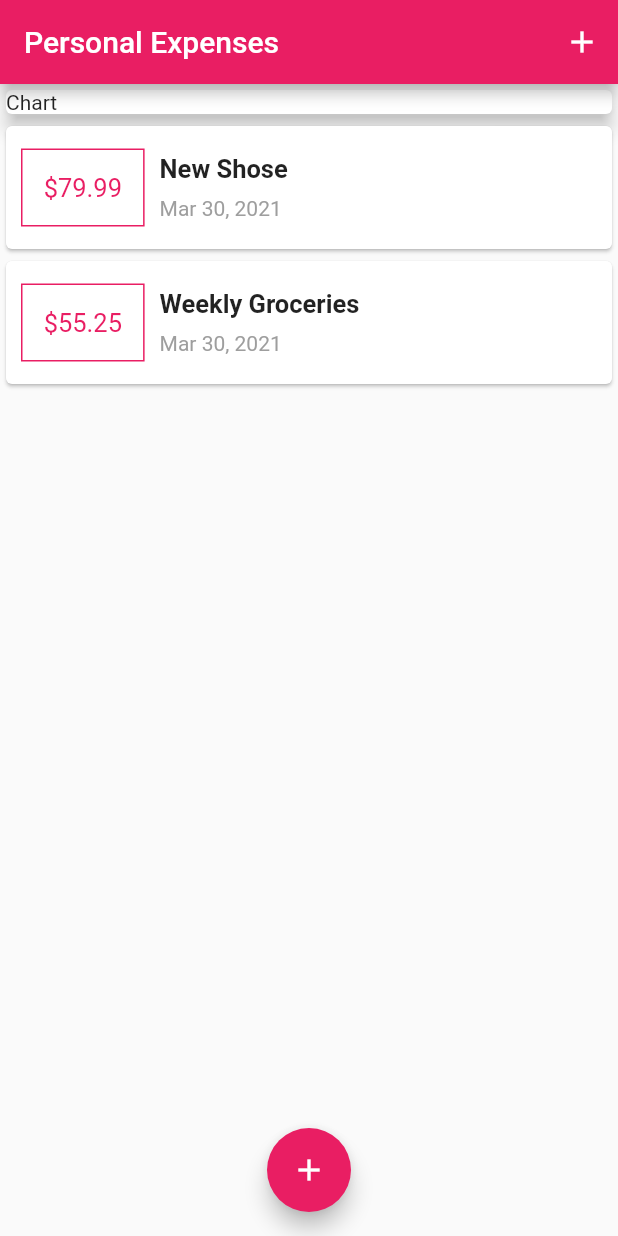
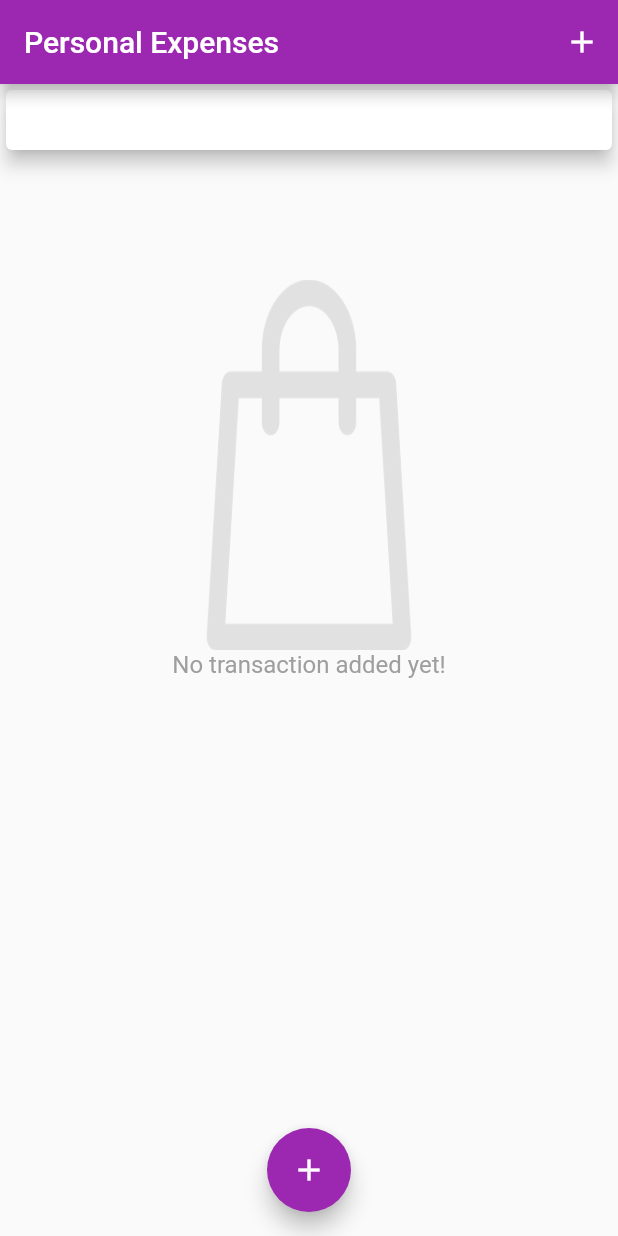
Before and after one commit to Mohamed221999/Expenses-Planner-App-, a Flutter app: the screen it shows after launch, on a phone screen of 412 x 824 dp. Run offline on Flutter 3.47's test engine with Material 2 defaults, Android fonts, the phone set to English and light mode, and no system bars.

Commit message:
start chart

```diff
--- a/lib/main.dart
+++ b/lib/main.dart
@@ -10,9 +10,9 @@ class MyApp extends StatelessWidget {
   Widget build(BuildContext context) {
     return MaterialApp(
       debugShowCheckedModeBanner: false,
-      title: 'Flutter Demo',
+      title: 'Personal Expenses',
       theme: ThemeData(
-        primarySwatch: Colors.pink,
+        primarySwatch: Colors.purple,
       ),
       home: MyHomePage(),
     );
--- a/lib/page_home.dart
+++ b/lib/page_home.dart
@@ -2,6 +2,7 @@ import 'package:flutter/material.dart';
 import 'package:personal_expenses/widgets/new_transaction.dart';
 import 'package:personal_expenses/widgets/transaction_list.dart';
 import './models/transaction.dart';
+import './widgets/chart.dart';
 
 class MyHomePage extends StatefulWidget {
   @override
@@ -9,16 +10,7 @@ class MyHomePage extends StatefulWidget {
 }
 
 class _MyHomePageState extends State<MyHomePage> {
-  final List<Transaction> _userTransaction = [
-    //list of transaction
-    Transaction(
-        id: 't1', title: 'New Shose', amount: 79.99, date: DateTime.now()),
-    Transaction(
-        id: 't2',
-        title: 'Weekly Groceries',
-        amount: 55.25,
-        date: DateTime.now()),
-  ];
+  final List<Transaction> _userTransaction = [];
   //================================add Transaction
   void _addNewTransaction(String txtitle, double txamount) {
     final newTx = Transaction(
@@ -30,6 +22,10 @@ class _MyHomePageState extends State<MyHomePage> {
     setState(() {
       _userTransaction.add(newTx);
     });
+  }
+
+  List<Transaction> get recentTransaction {
+
   }
 
 //====================================show transaction sheet
@@ -57,9 +53,11 @@ class _MyHomePageState extends State<MyHomePage> {
       ),
       appBar: AppBar(
         actions: [
-          IconButton(icon: Icon(Icons.add), onPressed: () {
-            _startAddNewTransaction(context);
-          }),
+          IconButton(
+              icon: Icon(Icons.add),
+              onPressed: () {
+                _startAddNewTransaction(context);
+              }),
         ],
         title: Text('Personal Expenses'),
       ),
@@ -68,7 +66,7 @@ class _MyHomePageState extends State<MyHomePage> {
         Container(
           width: double.infinity,
           child: Card(
-            child: Text('Chart'),
+            child: Chart(),
             elevation: 5,
           ),
         ),
--- /dev/null
+++ b/lib/widgets/chart.dart
@@ -0,0 +1,41 @@
+import 'package:flutter/material.dart';
+import 'package:personal_expenses/models/transaction.dart';
+import 'package:intl/intl.dart';
+
+class Chart extends StatelessWidget {
+  final List<Transaction> recentTransaction;
+  Chart({this.recentTransaction});
+
+  List<Map<String, Object>> get groupedTransactionValues {
+    return List.generate(7, (index) {
+      final weekDay = DateTime.now().subtract(
+        Duration(days: index),
+      );
+      double sum = 0.0;
+
+      for (int i = 0; i < recentTransaction.length; i++) {
+        if (recentTransaction[i].date.day == weekDay.day &&
+            recentTransaction[i].date.month == weekDay.month &&
+            recentTransaction[i].date.year == weekDay.year) {
+          sum = sum + recentTransaction[i].amount;
+        }
+      }
+      return {
+        'day': DateFormat.E(weekDay),
+        'amount': sum,
+      };
+    });
+  }
+
+  @override
+  Widget build(BuildContext context) {
+    return Card(
+      elevation: 6,
+      margin: EdgeInsets.all(20),
+      // row of 7 columns cotain 7 bars of 7 days
+      child: Row(
+        children: [],
+      ),
+    );
+  }
+}
--- a/lib/widgets/transaction_list.dart
+++ b/lib/widgets/transaction_list.dart
@@ -12,7 +12,31 @@ class TransactionList extends StatelessWidget {
   Widget build(BuildContext context) {
     return Container(
       height: MediaQuery.of(context).size.height * 0.5,
-      child: ListView.builder(
+      child: transacton.isEmpty? Column(
+        children: [
+          SizedBox(
+            height: MediaQuery.of(context).size.height * 0.1,
+          ),
+          Container(
+            width: MediaQuery.of(context).size.width * 0.4,
+            height: MediaQuery.of(context).size.height * 0.3,
+            decoration: BoxDecoration(
+              image: DecorationImage(
+                //decrease opacity================================================================
+                colorFilter: ColorFilter.mode(Colors.black.withOpacity(0.9), BlendMode.dstOut),
+                image: AssetImage("assets/images/empty.png"),
+                fit: BoxFit.fill,
+              ),
+            ),
+            ),
+          Text("No transaction added yet!",
+          style: TextStyle(
+            fontSize: 16,
+            color: Colors.grey,
+          ),
+          ),
+        ],
+      ): ListView.builder(
         itemCount: transacton.length,
         itemBuilder: (context, index) {
         //==============================Transaction Part
@@ -24,7 +48,7 @@ class TransactionList extends StatelessWidget {
                   margin:
                       EdgeInsets.only(left: 10, top: 15, bottom: 15, right: 10),
                   decoration:
-                      BoxDecoration(border: Border.all(color: Colors.pink)),
+                      BoxDecoration(border: Border.all(color: Theme.of(context).primaryColor)),
                   child: Padding(
                     padding: const EdgeInsets.symmetric(
                       horizontal: 8,
@@ -33,7 +57,7 @@ class TransactionList extends StatelessWidget {
                     child: Center(
                       child: Text(
                         "\$" + transacton[index].amount.toStringAsFixed(2),
-                        style: TextStyle(color: Colors.pink, fontSize: 17),
+                        style: TextStyle(color: Theme.of(context).primaryColor, fontSize: 17,fontWeight: FontWeight.bold),
                       ),
                     ),
                   ),
--- a/pubspec.yaml
+++ b/pubspec.yaml
@@ -45,8 +45,8 @@ flutter:
   uses-material-design: true
 
   # To add assets to your application, add an assets section, like this:
-  # assets:
-  #   - images/a_dot_burr.jpeg
+  assets:
+    - assets/images/empty.png
   #   - images/a_dot_ham.jpeg
 
   # An image asset can refer to one or more resolution-specific "variants", see
```
Also changed, not shown: assets/images/empty.png (added).
